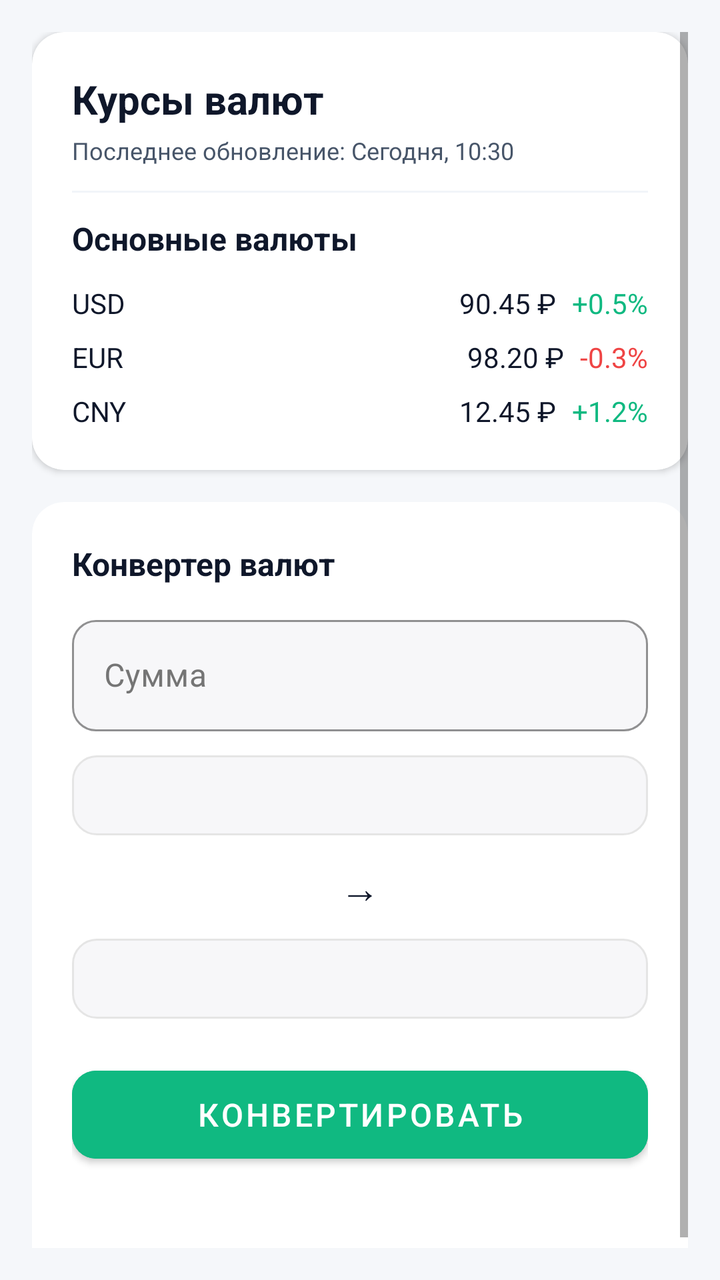
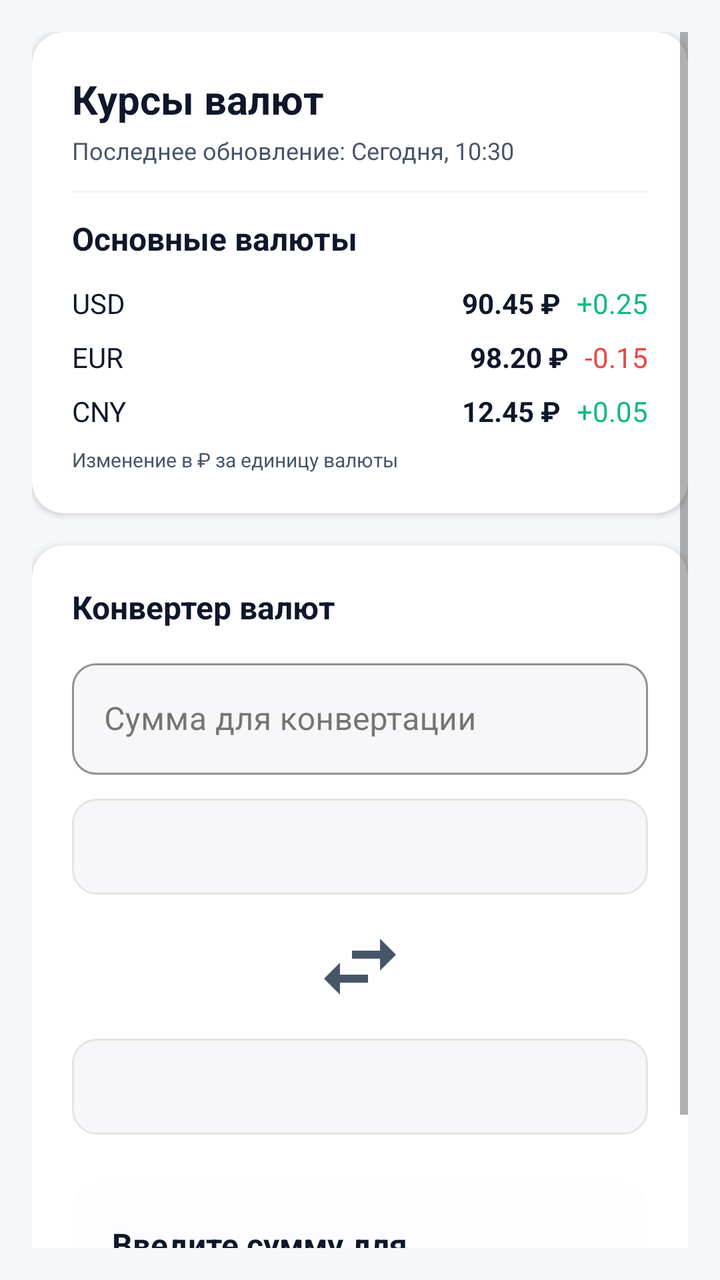

Two renders of the same Android screen: before a commit and after it. Below are the layout's source before the change and the commit's diff.
<!-- AndroidManifest.xml: application theme Theme.Capital -->
<!-- res/layout/fragment_currency.xml -->
<?xml version="1.0" encoding="utf-8"?>
<ScrollView xmlns:android="http://schemas.android.com/apk/res/android"
    xmlns:app="http://schemas.android.com/apk/res-auto"
    android:layout_width="match_parent"
    android:layout_height="match_parent"
    android:background="@color/background"
    android:padding="16dp">

    <LinearLayout
        android:layout_width="match_parent"
        android:layout_height="wrap_content"
        android:orientation="vertical">

        
        <androidx.cardview.widget.CardView
            android:layout_width="match_parent"
            android:layout_height="wrap_content"
            android:layout_marginBottom="16dp"
            app:cardCornerRadius="16dp"
            app:cardElevation="2dp"
            app:cardBackgroundColor="@color/surface_main">

            <LinearLayout
                android:layout_width="match_parent"
                android:layout_height="wrap_content"
                android:orientation="vertical"
                android:padding="20dp">

                <TextView
                    android:layout_width="wrap_content"
                    android:layout_height="wrap_content"
                    android:text="Курсы валют"
                    android:textColor="@color/text_main_primary"
                    android:textSize="20sp"
                    android:textStyle="bold" />

                <TextView
                    android:id="@+id/lastUpdateText"
                    android:layout_width="wrap_content"
                    android:layout_height="wrap_content"
                    android:layout_marginTop="4dp"
                    android:text="Последнее обновление: Сегодня, 10:30"
                    android:textColor="@color/text_main_secondary"
                    android:textSize="12sp" />

                <View
                    android:layout_width="match_parent"
                    android:layout_height="1dp"
                    android:layout_marginTop="12dp"
                    android:layout_marginBottom="12dp"
                    android:background="@color/divider_main" />

                <TextView
                    android:layout_width="wrap_content"
                    android:layout_height="wrap_content"
                    android:text="Основные валюты"
                    android:textColor="@color/text_main_primary"
                    android:textSize="16sp"
                    android:textStyle="bold" />

                
                <LinearLayout
                    android:layout_width="match_parent"
                    android:layout_height="wrap_content"
                    android:layout_marginTop="12dp"
                    android:orientation="horizontal">

                    <TextView
                        android:layout_width="0dp"
                        android:layout_height="wrap_content"
                        android:layout_weight="1"
                        android:text="USD"
                        android:textColor="@color/text_main_primary"
                        android:textSize="14sp" />

                    <TextView
                        android:id="@+id/usdRate"
                        android:layout_width="wrap_content"
                        android:layout_height="wrap_content"
                        android:text="90.45 ₽"
                        android:textColor="@color/text_main_primary"
                        android:textSize="14sp" />

                    <TextView
                        android:id="@+id/usdChange"
                        android:layout_width="wrap_content"
                        android:layout_height="wrap_content"
                        android:layout_marginStart="8dp"
                        android:text="+0.5%"
                        android:textColor="@color/status_success"
                        android:textSize="14sp" />

                </LinearLayout>

                
                <LinearLayout
                    android:layout_width="match_parent"
                    android:layout_height="wrap_content"
                    android:layout_marginTop="8dp"
                    android:orientation="horizontal">

                    <TextView
                        android:layout_width="0dp"
                        android:layout_height="wrap_content"
                        android:layout_weight="1"
                        android:text="EUR"
                        android:textColor="@color/text_main_primary"
                        android:textSize="14sp" />

                    <TextView
                        android:id="@+id/eurRate"
                        android:layout_width="wrap_content"
                        android:layout_height="wrap_content"
                        android:text="98.20 ₽"
                        android:textColor="@color/text_main_primary"
                        android:textSize="14sp" />

                    <TextView
                        android:id="@+id/eurChange"
                        android:layout_width="wrap_content"
                        android:layout_height="wrap_content"
                        android:layout_marginStart="8dp"
                        android:text="-0.3%"
                        android:textColor="@color/status_error"
                        android:textSize="14sp" />

                </LinearLayout>

                
                <LinearLayout
                    android:layout_width="match_parent"
                    android:layout_height="wrap_content"
                    android:layout_marginTop="8dp"
                    android:orientation="horizontal">

                    <TextView
                        android:layout_width="0dp"
                        android:layout_height="wrap_content"
                        android:layout_weight="1"
                        android:text="CNY"
                        android:textColor="@color/text_main_primary"
                        android:textSize="14sp" />

                    <TextView
                        android:id="@+id/cnyRate"
                        android:layout_width="wrap_content"
                        android:layout_height="wrap_content"
                        android:text="12.45 ₽"
                        android:textColor="@color/text_main_primary"
                        android:textSize="14sp" />

                    <TextView
                        android:id="@+id/cnyChange"
                        android:layout_width="wrap_content"
                        android:layout_height="wrap_content"
                        android:layout_marginStart="8dp"
                        android:text="+1.2%"
                        android:textColor="@color/status_success"
                        android:textSize="14sp" />

                </LinearLayout>

            </LinearLayout>

        </androidx.cardview.widget.CardView>

        
        <androidx.cardview.widget.CardView
            android:layout_width="match_parent"
            android:layout_height="wrap_content"
            app:cardCornerRadius="16dp"
            app:cardElevation="2dp"
            app:cardBackgroundColor="@color/surface_main">

            <LinearLayout
                android:layout_width="match_parent"
                android:layout_height="wrap_content"
                android:orientation="vertical"
                android:padding="20dp">

                <TextView
                    android:layout_width="wrap_content"
                    android:layout_height="wrap_content"
                    android:text="Конвертер валют"
                    android:textColor="@color/text_main_primary"
                    android:textSize="16sp"
                    android:textStyle="bold" />

                
                <com.google.android.material.textfield.TextInputLayout
                    android:layout_width="match_parent"
                    android:layout_height="wrap_content"
                    android:layout_marginTop="12dp"
                    app:boxBackgroundColor="@color/input_background"
                    app:boxCornerRadiusBottomEnd="12dp"
                    app:boxCornerRadiusBottomStart="12dp"
                    app:boxCornerRadiusTopEnd="12dp"
                    app:boxCornerRadiusTopStart="12dp"
                    app:hintTextColor="@color/text_main_secondary"
                    app:boxStrokeColor="@color/border_light">

                    <com.google.android.material.textfield.TextInputEditText
                        android:id="@+id/amountInput"
                        android:layout_width="match_parent"
                        android:layout_height="wrap_content"
                        android:hint="Сумма"
                        android:textColor="@color/text_main_primary"
                        android:textColorHint="@color/text_main_secondary"
                        android:inputType="numberDecimal" />

                </com.google.android.material.textfield.TextInputLayout>

                
                <Spinner
                    android:id="@+id/currencyFromSpinner"
                    android:layout_width="match_parent"
                    android:layout_height="40dp"
                    android:layout_marginTop="12dp"
                    android:background="@drawable/spinner_background"
                    android:paddingStart="16dp"
                    android:paddingEnd="16dp"
                    android:textColor="@color/text_main_primary" />

                <TextView
                    android:layout_width="wrap_content"
                    android:layout_height="wrap_content"
                    android:layout_gravity="center"
                    android:layout_marginTop="12dp"
                    android:layout_marginBottom="12dp"
                    android:text="→"
                    android:textColor="@color/text_main_primary"
                    android:textSize="20sp" />

                
                <Spinner
                    android:id="@+id/currencyToSpinner"
                    android:layout_width="match_parent"
                    android:layout_height="40dp"
                    android:background="@drawable/spinner_background"
                    android:paddingStart="16dp"
                    android:paddingEnd="16dp"
                    android:textColor="@color/text_main_primary" />

                <com.google.android.material.button.MaterialButton
                    android:id="@+id/convertButton"
                    android:layout_width="match_parent"
                    android:layout_height="56dp"
                    android:layout_marginTop="20dp"
                    android:backgroundTint="@color/accent_green"
                    android:text="Конвертировать"
                    android:textColor="@color/white"
                    android:textSize="16sp"
                    app:cornerRadius="12dp" />

                <TextView
                    android:id="@+id/conversionResult"
                    android:layout_width="wrap_content"
                    android:layout_height="wrap_content"
                    android:layout_gravity="center"
                    android:layout_marginTop="16dp"
                    android:text=""
                    android:textColor="@color/text_main_primary"
                    android:textSize="18sp"
                    android:textStyle="bold" />

            </LinearLayout>

        </androidx.cardview.widget.CardView>

    </LinearLayout>

</ScrollView>
<!-- resources referenced by this layout -->
<resources>
  <color name="accent_green">#10B981</color>
  <color name="background">#F5F7FA</color>
  <color name="border_light">#E2E8F0</color>
  <color name="divider_main">#F1F5F9</color>
  <color name="input_background">#F7F7F9</color>
  <color name="status_error">#EF4444</color>
  <color name="status_success">#10B981</color>
  <color name="surface_main">#FFFFFF</color>
  <color name="text_main_primary">#0F172A</color>
  <color name="text_main_secondary">#475569</color>
  <color name="white">#FFFFFF</color>
  <!-- drawable spinner_background (drawable) -->
  <?xml version="1.0" encoding="utf-8"?>
  <shape xmlns:android="http://schemas.android.com/apk/res/android">
      <solid android:color="@color/input_background"/>
      <corners android:radius="12dp"/>
      <stroke android:width="1dp" android:color="#E5E5E5"/>
  </shape>
  <style name="Theme.Capital" parent="Base.Theme.Capital" />
  <!-- drawable gradient_background_light (drawable) -->
  <?xml version="1.0" encoding="utf-8"?>
  <shape xmlns:android="http://schemas.android.com/apk/res/android">
      <gradient
          android:startColor="#FFFFFF"
          android:centerColor="#F0F4FF"
          android:endColor="#E6F0FF"
          android:angle="135" />
  </shape>
  <color name="primary_main">#303F9F</color>
  <color name="primary_dark">#1A237E</color>
  <color name="text_white">#FFFFFF</color>
  <color name="text_secondary">#757575</color>
  <color name="black">#000000</color>
  <color name="surface_light">#FDFCFE</color>
  <color name="text_primary">#212121</color>
  <color name="error_main">#F44336</color>
  <style name="Widget.Capital.Button" parent="Widget.MaterialComponents.Button">
          <item name="cornerRadius">12dp</item>
          <item name="android:textColor">@color/text_white</item>
      </style>
  <style name="Widget.Capital.TextInputLayout" parent="Widget.MaterialComponents.TextInputLayout.OutlinedBox">
          <item name="boxCornerRadiusBottomEnd">12dp</item>
          <item name="boxCornerRadiusBottomStart">12dp</item>
          <item name="boxCornerRadiusTopEnd">12dp</item>
          <item name="boxCornerRadiusTopStart">12dp</item>
          <item name="boxStrokeColor">@color/primary_main</item>
          <item name="hintTextColor">@color/text_secondary</item>
          <item name="android:textColorHint">@color/text_secondary</item>
      </style>
  <!-- unchanged entries left out for length: 1 -->
</resources>

<!-- the commit's change to res/layout/fragment_currency.xml (unified diff, before → after) -->
@@ -79,14 +79,15 @@
                         android:layout_height="wrap_content"
                         android:text="90.45 ₽"
                         android:textColor="@color/text_main_primary"
-                        android:textSize="14sp" />
+                        android:textSize="14sp"
+                        android:textStyle="bold" />
 
                     <TextView
                         android:id="@+id/usdChange"
                         android:layout_width="wrap_content"
                         android:layout_height="wrap_content"
                         android:layout_marginStart="8dp"
-                        android:text="+0.5%"
+                        android:text="+0.25"
                         android:textColor="@color/status_success"
                         android:textSize="14sp" />
 
@@ -113,14 +114,15 @@
                         android:layout_height="wrap_content"
                         android:text="98.20 ₽"
                         android:textColor="@color/text_main_primary"
-                        android:textSize="14sp" />
+                        android:textSize="14sp"
+                        android:textStyle="bold" />
 
                     <TextView
                         android:id="@+id/eurChange"
                         android:layout_width="wrap_content"
                         android:layout_height="wrap_content"
                         android:layout_marginStart="8dp"
-                        android:text="-0.3%"
+                        android:text="-0.15"
                         android:textColor="@color/status_error"
                         android:textSize="14sp" />
 
@@ -147,18 +149,27 @@
                         android:layout_height="wrap_content"
                         android:text="12.45 ₽"
                         android:textColor="@color/text_main_primary"
-                        android:textSize="14sp" />
+                        android:textSize="14sp"
+                        android:textStyle="bold" />
 
                     <TextView
                         android:id="@+id/cnyChange"
                         android:layout_width="wrap_content"
                         android:layout_height="wrap_content"
                         android:layout_marginStart="8dp"
-                        android:text="+1.2%"
+                        android:text="+0.05"
                         android:textColor="@color/status_success"
                         android:textSize="14sp" />
 
                 </LinearLayout>
+
+                <TextView
+                    android:layout_width="wrap_content"
+                    android:layout_height="wrap_content"
+                    android:layout_marginTop="8dp"
+                    android:text="Изменение в ₽ за единицу валюты"
+                    android:textColor="@color/text_main_secondary"
+                    android:textSize="10sp" />
 
             </LinearLayout>
 
@@ -203,7 +214,7 @@
                         android:id="@+id/amountInput"
                         android:layout_width="match_parent"
                         android:layout_height="wrap_content"
-                        android:hint="Сумма"
+                        android:hint="Сумма для конвертации"
                         android:textColor="@color/text_main_primary"
                         android:textColorHint="@color/text_main_secondary"
                         android:inputType="numberDecimal" />
@@ -214,54 +225,79 @@
                 <Spinner
                     android:id="@+id/currencyFromSpinner"
                     android:layout_width="match_parent"
-                    android:layout_height="40dp"
+                    android:layout_height="48dp"
                     android:layout_marginTop="12dp"
                     android:background="@drawable/spinner_background"
                     android:paddingStart="16dp"
                     android:paddingEnd="16dp"
                     android:textColor="@color/text_main_primary" />
 
-                <TextView
-                    android:layout_width="wrap_content"
-                    android:layout_height="wrap_content"
-                    android:layout_gravity="center"
-                    android:layout_marginTop="12dp"
-                    android:layout_marginBottom="12dp"
-                    android:text="→"
-                    android:textColor="@color/text_main_primary"
-                    android:textSize="20sp" />
+                
+                <LinearLayout
+                    android:layout_width="match_parent"
+                    android:layout_height="wrap_content"
+                    android:layout_marginVertical="12dp"
+                    android:gravity="center"
+                    android:orientation="vertical">
+
+                    <ImageButton
+                        android:id="@+id/swapCurrenciesButton"
+                        android:layout_width="48dp"
+                        android:layout_height="48dp"
+                        android:background="@drawable/ic_swap_currencies"
+                        android:contentDescription="Поменять валюты местами"
+                        android:scaleType="center"
+                        android:padding="12dp" />
+
+                </LinearLayout>
 
                 
                 <Spinner
                     android:id="@+id/currencyToSpinner"
                     android:layout_width="match_parent"
-                    android:layout_height="40dp"
+                    android:layout_height="48dp"
                     android:background="@drawable/spinner_background"
                     android:paddingStart="16dp"
                     android:paddingEnd="16dp"
                     android:textColor="@color/text_main_primary" />
 
-                <com.google.android.material.button.MaterialButton
-                    android:id="@+id/convertButton"
-                    android:layout_width="match_parent"
-                    android:layout_height="56dp"
-                    android:layout_marginTop="20dp"
-                    android:backgroundTint="@color/accent_green"
-                    android:text="Конвертировать"
-                    android:textColor="@color/white"
-                    android:textSize="16sp"
-                    app:cornerRadius="12dp" />
-
-                <TextView
-                    android:id="@+id/conversionResult"
-                    android:layout_width="wrap_content"
-                    android:layout_height="wrap_content"
-                    android:layout_gravity="center"
-                    android:layout_marginTop="16dp"
-                    android:text=""
-                    android:textColor="@color/text_main_primary"
-                    android:textSize="18sp"
-                    android:textStyle="bold" />
+                
+                <androidx.cardview.widget.CardView
+                    android:layout_width="match_parent"
+                    android:layout_height="wrap_content"
+                    android:layout_marginTop="24dp"
+                    app:cardBackgroundColor="@color/surface_light"
+                    app:cardCornerRadius="12dp"
+                    app:cardElevation="0dp">
+
+                    <LinearLayout
+                        android:layout_width="match_parent"
+                        android:layout_height="wrap_content"
+                        android:orientation="vertical"
+                        android:padding="20dp">
+
+                        <TextView
+                            android:id="@+id/conversionResultTitle"
+                            android:layout_width="wrap_content"
+                            android:layout_height="wrap_content"
+                            android:layout_gravity="center"
+                            android:text="Введите сумму для конвертации"
+                            android:textColor="@color/text_main_primary"
+                            android:textSize="16sp"
+                            android:textStyle="bold" />
+
+                        <TextView
+                            android:id="@+id/conversionResult"
+                            android:layout_width="wrap_content"
+                            android:layout_height="wrap_content"
+                            android:layout_gravity="center"
+                            android:layout_marginTop="8dp"
+                            android:textColor="@color/text_main_secondary"
+                            android:textSize="14sp" />
+
+                    </LinearLayout>
+
+                </androidx.cardview.widget.CardView>
 
             </LinearLayout>
 
<!-- resource entries referenced after the edit -->
@@ -1,6 +1,5 @@
 <!-- resources referenced by this layout -->
 <resources>
-  <color name="accent_green">#10B981</color>
   <color name="background">#F5F7FA</color>
   <color name="border_light">#E2E8F0</color>
   <color name="divider_main">#F1F5F9</color>
@@ -10,7 +9,20 @@
   <color name="surface_main">#FFFFFF</color>
   <color name="text_main_primary">#0F172A</color>
   <color name="text_main_secondary">#475569</color>
-  <color name="white">#FFFFFF</color>
+  <!-- drawable ic_swap_currencies (drawable) -->
+  <?xml version="1.0" encoding="utf-8"?>
+  <vector xmlns:android="http://schemas.android.com/apk/res/android"
+      android:width="24dp"
+      android:height="24dp"
+      android:viewportWidth="24"
+      android:viewportHeight="24"
+      android:tint="@color/text_main_secondary">
+  
+      <path
+          android:fillColor="@color/text_main_secondary"
+          android:pathData="M6.99,11L3,15l3.99,4v-3H14v-2H6.99v-3zM21,9l-3.99,-4v3H10v2h7.01v3L21,9z"/>
+  
+  </vector>
   <!-- drawable spinner_background (drawable) -->
   <?xml version="1.0" encoding="utf-8"?>
   <shape xmlns:android="http://schemas.android.com/apk/res/android">
